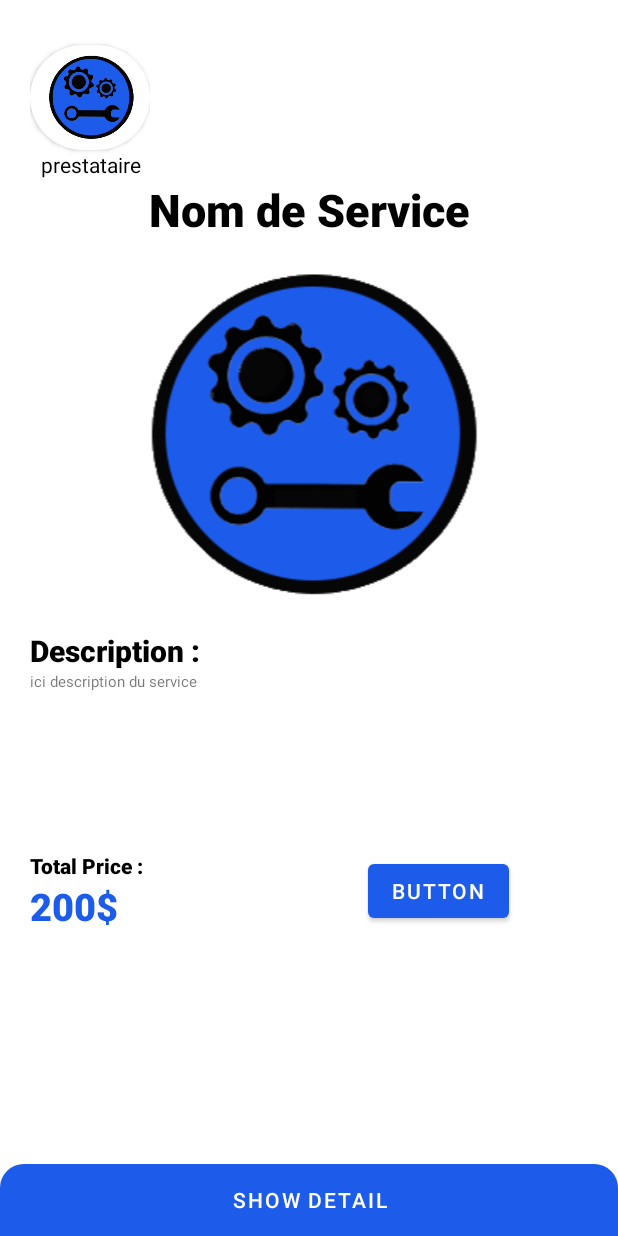
After one commit to Abiree/Khadamat, an Android app: the ServiceActivity screen opened directly, with no data from a screen before it, on a phone screen of 412 x 824 dp. The commit adds this screen. Run offline under Robolectric (Android 15) with nearby library versions, the phone set to English and light mode, and no system bars.

Commit message:
service activity

```diff
--- a/app/src/main/AndroidManifest.xml
+++ b/app/src/main/AndroidManifest.xml
@@ -9,7 +9,8 @@
         android:roundIcon="@mipmap/ic_launcher_round"
         android:supportsRtl="true"
         android:theme="@style/Theme.Khadamat">
-        <activity android:name=".Home.HomeActivity"></activity>
+        <activity android:name=".service.ServiceActivity"></activity>
+        <activity android:name=".Home.HomeActivity" />
         <activity android:name=".MainActivity">
             <intent-filter>
                 <action android:name="android.intent.action.MAIN" />
--- a/app/src/main/java/com/example/khadamat/Home/HomeActivity.java
+++ b/app/src/main/java/com/example/khadamat/Home/HomeActivity.java
@@ -2,9 +2,12 @@ package com.example.khadamat.Home;
 
 import androidx.appcompat.app.AppCompatActivity;
 
+import android.content.Intent;
 import android.os.Bundle;
+import android.view.View;
 
 import com.example.khadamat.R;
+import com.example.khadamat.service.ServiceActivity;
 
 public class HomeActivity extends AppCompatActivity {
 
@@ -13,4 +16,9 @@ public class HomeActivity extends AppCompatActivity {
         super.onCreate(savedInstanceState);
         setContentView(R.layout.activity_home);
     }
+
+    public void Service(View view) {
+        Intent intent = new Intent(HomeActivity.this, ServiceActivity.class);
+        startActivity(intent);
+    }
 }
--- /dev/null
+++ b/app/src/main/java/com/example/khadamat/service/ServiceActivity.java
@@ -0,0 +1,14 @@
+package com.example.khadamat.service;
+
+import androidx.appcompat.app.AppCompatActivity;
+
+import android.os.Bundle;
+import com.example.khadamat.R;
+public class ServiceActivity extends AppCompatActivity {
+
+    @Override
+    protected void onCreate(Bundle savedInstanceState) {
+        super.onCreate(savedInstanceState);
+        setContentView(R.layout.servicee);
+    }
+}
--- /dev/null
+++ b/app/src/main/res/drawable/btncorner.xml
@@ -0,0 +1,8 @@
+<?xml version="1.0" encoding="utf-8"?>
+<shape xmlns:android="http://schemas.android.com/apk/res/android">
+    <solid android:color="@color/app_main_color">
+    </solid>
+    <corners android:topRightRadius="16dp"
+        android:topLeftRadius="16dp">
+    </corners>
+</shape>
--- /dev/null
+++ b/app/src/main/res/drawable/divider.xml
@@ -0,0 +1,4 @@
+<?xml version="1.0" encoding="utf-8"?>
+<shape xmlns:android="http://schemas.android.com/apk/res/android">
+<size android:width="0dp" android:height="16dp"></size>
+</shape>
--- a/app/src/main/res/layout/activity_home.xml
+++ b/app/src/main/res/layout/activity_home.xml
@@ -93,25 +93,27 @@
                 app:cardCornerRadius="12dp"
                 android:layout_margin="12dp"
                 >
+
                 <LinearLayout
-                    android:orientation="vertical"
-                    android:padding="16dp"
-                    android:gravity="center"
                     android:layout_width="match_parent"
                     android:layout_height="match_parent"
-                    >
+                    android:gravity="center"
+                    android:onClick="Service"
+                    android:orientation="vertical"
+                    android:padding="16dp">
+
                     <ImageView
-                        android:src="@drawable/logo_2"
                         android:layout_width="80dp"
-                        android:layout_height="80dp">
-                    </ImageView>
+                        android:layout_height="80dp"
+                        android:src="@drawable/logo_2"></ImageView>
+
                     <TextView
                         android:layout_width="wrap_content"
                         android:layout_height="wrap_content"
+                        android:layout_marginTop="12dp"
                         android:text="service"
-                        android:textSize="18sp"
                         android:textColor="#6f6f6f"
-                        android:layout_marginTop="12dp">
+                        android:textSize="18sp">
 
                     </TextView>
 
--- /dev/null
+++ b/app/src/main/res/layout/servicee.xml
@@ -0,0 +1,159 @@
+<?xml version="1.0" encoding="utf-8"?>
+<androidx.constraintlayout.widget.ConstraintLayout
+    xmlns:android="http://schemas.android.com/apk/res/android"
+    xmlns:app="http://schemas.android.com/apk/res-auto"
+    xmlns:tools="http://schemas.android.com/tools"
+    android:layout_width="match_parent"
+    android:layout_height="match_parent">
+
+    <LinearLayout
+        android:layout_width="match_parent"
+        android:layout_height="match_parent"
+        android:orientation="vertical"
+        app:layout_constraintBottom_toTopOf="@+id/container_layout">
+        <LinearLayout
+            android:layout_width="wrap_content"
+            android:layout_height="wrap_content"
+            android:orientation="vertical">
+
+            <LinearLayout
+                android:layout_width="match_parent"
+                android:layout_height="match_parent"
+                android:layout_marginStart="20dp"
+                android:layout_marginTop="10dp"
+                android:orientation="vertical">
+
+                <androidx.cardview.widget.CardView
+                    android:layout_width="match_parent"
+                    android:layout_height="70dp"
+                    android:layout_marginTop="20dp"
+                    app:cardCornerRadius="90dp">
+
+                    <ImageView
+                        android:id="@+id/imageView2"
+                        android:layout_width="80dp"
+                        android:layout_height="wrap_content"
+                        app:srcCompat="@drawable/logo_2" />
+                </androidx.cardview.widget.CardView>
+
+                <TextView
+                    android:id="@+id/Name"
+                    android:layout_width="match_parent"
+                    android:layout_height="wrap_content"
+                    android:text="prestataire"
+                    android:textAlignment="center"
+                    android:textColor="#000000" />
+
+            </LinearLayout>
+
+        </LinearLayout>
+
+        <TextView
+            android:id="@+id/textView7"
+            android:layout_width="match_parent"
+            android:layout_height="wrap_content"
+            android:fontFamily="sans-serif-black"
+            android:text="Nom de Service"
+            android:textAlignment="center"
+            android:textColor="#000000"
+            android:textSize="30sp" />
+
+        <ImageView
+            android:id="@+id/imageView3"
+            android:layout_width="match_parent"
+            android:layout_height="wrap_content"
+            app:srcCompat="@drawable/logo_2" />
+
+        <TextView
+            android:id="@+id/textView2"
+            android:layout_width="match_parent"
+            android:layout_height="wrap_content"
+            android:layout_marginStart="20dp"
+            android:fontFamily="sans-serif-black"
+            android:text="Description :"
+            android:textColor="#000000"
+            android:textSize="20dp" />
+
+        <TextView
+            android:id="@+id/description"
+            android:layout_width="match_parent"
+            android:layout_height="80dp"
+            android:layout_marginStart="20dp"
+            android:layout_marginEnd="20dp"
+            android:layout_marginBottom="40dp"
+            android:maxHeight="80dp"
+            android:text="ici description du service"
+            android:textSize="10sp" />
+
+        <LinearLayout
+            android:layout_width="match_parent"
+            android:layout_height="wrap_content"
+            android:layout_gravity="center"
+            android:orientation="horizontal">
+
+            <LinearLayout
+                android:layout_width="wrap_content"
+                android:layout_height="wrap_content"
+                android:orientation="vertical">
+
+                <TextView
+                    android:id="@+id/totalprice"
+                    android:layout_width="match_parent"
+                    android:layout_height="wrap_content"
+                    android:layout_marginStart="20dp"
+                    android:layout_marginEnd="150dp"
+                    android:fontFamily="sans-serif-black"
+                    android:text="Total Price :"
+                    android:textColor="#000000" />
+
+                <TextView
+                    android:id="@+id/Price"
+                    android:layout_width="match_parent"
+                    android:layout_height="wrap_content"
+                    android:layout_marginStart="20dp"
+                    android:fontFamily="sans-serif-black"
+                    android:text="200$"
+                    android:textColor="@color/app_main_color"
+                    android:textSize="25sp" />
+
+            </LinearLayout>
+
+            <Button
+                android:id="@+id/button"
+                android:layout_width="wrap_content"
+                android:layout_height="wrap_content"
+                android:layout_gravity="center"
+                android:gravity="center"
+                android:text="Button"
+                android:textAlignment="center" />
+        </LinearLayout>
+    </LinearLayout>
+
+    <androidx.coordinatorlayout.widget.CoordinatorLayout
+        android:id="@+id/container_layout"
+        android:layout_width="match_parent"
+        android:layout_height="wrap_content"
+        app:layout_constraintBottom_toBottomOf="parent"
+        app:layout_constraintEnd_toEndOf="parent"
+        app:layout_constraintStart_toStartOf="parent"
+        >
+
+
+        <com.google.android.material.bottomappbar.BottomAppBar
+            style="@style/Widget.MaterialComponents.BottomAppBar.Colored"
+            android:layout_width="match_parent"
+            android:layout_height="0dp"
+            android:layout_gravity="bottom"
+            app:background="@drawable/btncorner" />
+
+        <Button
+            android:id="@+id/showdetail"
+            android:layout_width="match_parent"
+            android:layout_height="match_parent"
+            android:text="Show Detail"
+            android:background="@drawable/btncorner"
+            />
+    </androidx.coordinatorlayout.widget.CoordinatorLayout>
+
+
+</androidx.constraintlayout.widget.ConstraintLayout>
```
